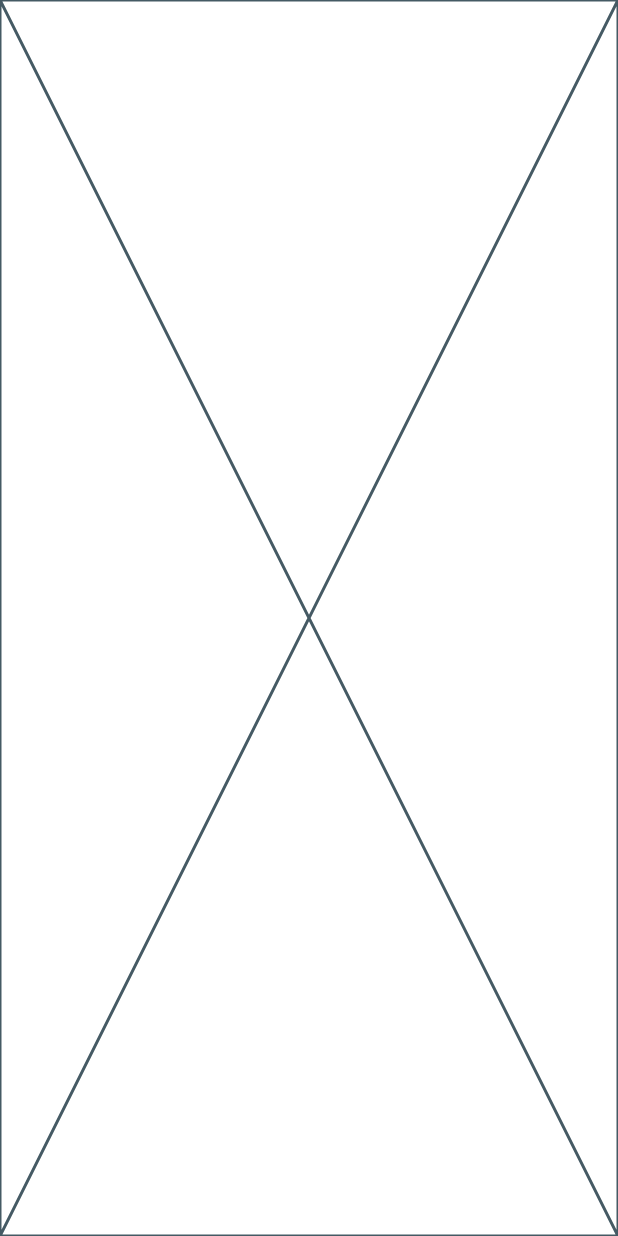
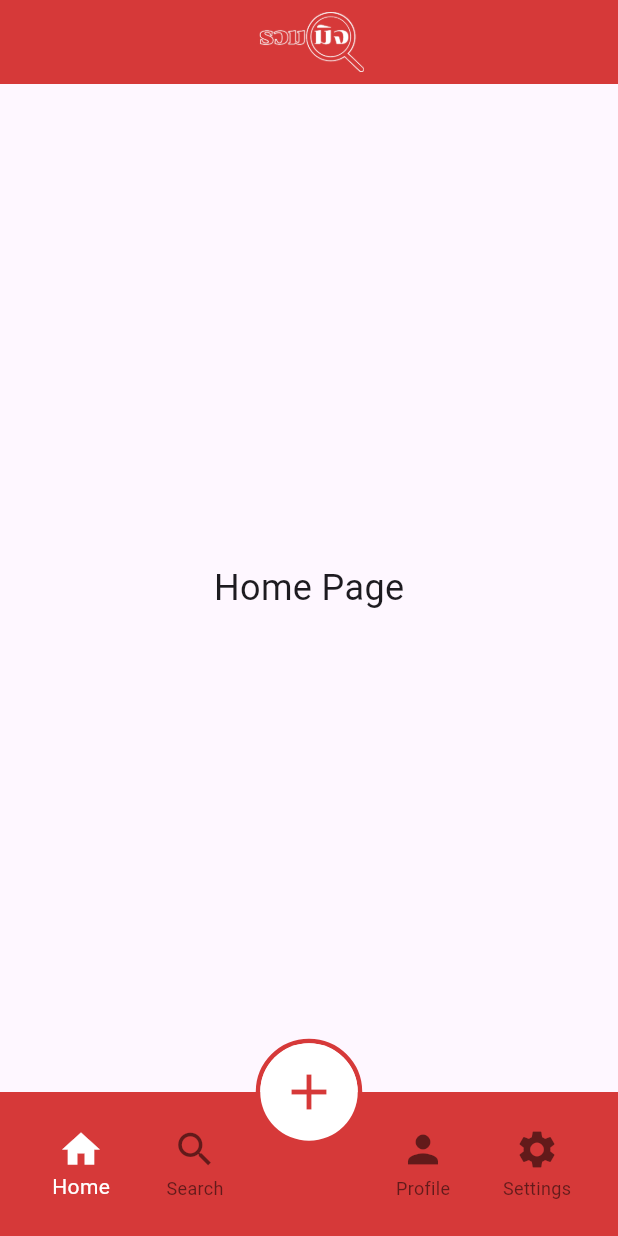
Before and after one commit to Kanyanat-Uetrakulchai/ITDS283-Sec2-Group2, a Flutter app: the screen it shows after launch, on a phone screen of 412 x 824 dp. Run offline on Flutter 3.47's test engine with Material 3 defaults, Android fonts, the phone set to English and light mode, and no system bars; our stand-ins replace typewritertext.

Commit message:
add appBar with logo, pages, Bottom nav

```diff
--- a/ruam_mit_application/lib/main.dart
+++ b/ruam_mit_application/lib/main.dart
@@ -1,7 +1,10 @@
 import 'package:flutter/material.dart';
-import 'package:ruam_mit_application/pages/home_page.dart';
+import 'package:ruam_mit_application/pages/bottomNav.dart';
+// import 'package:ruam_mit_application/pages/home_page.dart';
+// import 'pages/profile_page.dart';
 import 'pages/loading_page.dart';
-
+import 'pages/newPost_page.dart';
+import 'pages/settings_page.dart';
 
 void main() {
   runApp(const MainApp());
@@ -15,15 +18,16 @@ class MainApp extends StatefulWidget {
 }
 
 class _MainAppState extends State<MainApp> {
-
   @override
   Widget build(BuildContext context) {
     return MaterialApp(
       title: 'Application Routes',
       initialRoute: '/',
       routes: {
-        '/': (context) => HomePage(),
+        '/': (context) => Bottomnav(),
         '/loading': (context) => LoadingPage(),
+        '/newPost': (context) => NewpostPage(),
+        '/settings': (context) => SettingsPage(),
       },
     );
   }
--- /dev/null
+++ b/ruam_mit_application/lib/pages/bottomNav.dart
@@ -0,0 +1,102 @@
+import 'package:flutter/material.dart';
+import 'package:ruam_mit_application/pages/home_page.dart';
+import 'package:ruam_mit_application/pages/profile_page.dart';
+import 'package:ruam_mit_application/pages/search_page.dart';
+
+class Bottomnav extends StatefulWidget {
+  const Bottomnav({super.key});
+
+  @override
+  State<Bottomnav> createState() => _BottomnavState();
+}
+
+class _BottomnavState extends State<Bottomnav> {
+  final _pages = [
+    HomePage(),
+    SearchPage(),
+    HomePage(), // กันที่ไว้ใส่ปุ่มเพิ่มโพสต์
+    ProfilePage(),
+    HomePage(),
+  ];
+  int _selected_page = 0;
+
+  void _onSelected(int index) {
+    if (index == 4) {
+      Navigator.pushNamed(context, '/settings');
+    } else if (index != 2) {
+      setState(() {
+        _selected_page = index;
+      });
+    }
+  }
+
+  @override
+  Widget build(BuildContext context) {
+    return Scaffold(
+      body: IndexedStack(index: _selected_page, children: _pages),
+
+      // BottomAppBar ให้ icon ไม่ขยับเวลาเปลี่ยนหน้า
+      bottomNavigationBar: BottomAppBar(
+        height: 96,
+        color: const Color(0xffD63939),
+        child: BottomNavigationBar(
+          fixedColor: Colors.white,
+          type: BottomNavigationBarType.fixed,
+          // ลบพื้นหลังขาวกับเงา
+          backgroundColor: Colors.transparent,
+          elevation: 0,
+          currentIndex: _selected_page,
+          items: const [
+            BottomNavigationBarItem(
+              icon: Icon(Icons.home, size: 30),
+              label: 'Home',
+            ),
+            BottomNavigationBarItem(
+              icon: Icon(Icons.search, size: 30),
+              label: 'Search',
+            ),
+            BottomNavigationBarItem(
+              icon: Icon(null),
+              label: '',
+            ), // FAB placeholder
+            BottomNavigationBarItem(
+              icon: Icon(Icons.person, size: 30),
+              label: 'Profile',
+            ),
+            BottomNavigationBarItem(
+              icon: Icon(Icons.settings, size: 30),
+              label: 'Settings',
+            ),
+          ],
+          onTap: _onSelected,
+        ),
+      ),
+
+      // Center FAB with Border
+      floatingActionButton: Container(
+        decoration: BoxDecoration(
+          shape: BoxShape.circle,
+          border: Border.all(
+            color: const Color(0xffD63939),
+            width: 3,
+          ), // Slightly reduced width
+        ),
+        child: SizedBox(
+          height: 65,
+          width: 65,
+          child: FloatingActionButton(
+            backgroundColor: Colors.white,
+            shape: const CircleBorder(),
+            elevation: 0, // No shadow
+            onPressed: () {
+              Navigator.pushNamed(context, '/newPost');
+              print("to new post");
+            },
+            child: const Icon(Icons.add, color: Color(0xffD63939), size: 40),
+          ),
+        ),
+      ),
+      floatingActionButtonLocation: FloatingActionButtonLocation.centerDocked,
+    );
+  }
+}
--- a/ruam_mit_application/lib/pages/home_page.dart
+++ b/ruam_mit_application/lib/pages/home_page.dart
@@ -8,8 +8,24 @@ class HomePage extends StatefulWidget {
 }
 
 class _HomePageState extends State<HomePage> {
+
   @override
   Widget build(BuildContext context) {
-    return const Placeholder();
+    return Scaffold(
+      appBar: _appBar(),
+      body: Center(child: Text('Home Page', style: TextStyle(fontSize: 24))),
+    );
+  }
+
+  AppBar _appBar() {
+    return AppBar(
+      backgroundColor: const Color(0xffD63939),
+      title: Row(
+        mainAxisAlignment: MainAxisAlignment.center,
+        children: [
+          Image.asset('assets/app_logo.png', fit: BoxFit.contain, height: 40),
+        ],
+      ),
+    );
   }
 }
--- /dev/null
+++ b/ruam_mit_application/lib/pages/newPost_page.dart
@@ -0,0 +1,11 @@
+import 'package:flutter/material.dart';
+
+class NewpostPage extends StatelessWidget {
+  @override
+  Widget build(BuildContext context) {
+    return Scaffold(
+      appBar: AppBar(title: Text('New Post page')),
+      body: Center(child: Text('New Post page', style: TextStyle(fontSize: 24))),
+    );
+  }
+}
--- /dev/null
+++ b/ruam_mit_application/lib/pages/profile_page.dart
@@ -0,0 +1,12 @@
+import 'package:flutter/material.dart';
+// import 'bottomNav.dart';
+
+class ProfilePage extends StatelessWidget {
+  @override
+  Widget build(BuildContext context) {
+    return Scaffold(
+      appBar: AppBar(title: Text('Profile page')),
+      body: Center(child: Text('Profile page', style: TextStyle(fontSize: 24))),
+    );
+  }
+}
--- /dev/null
+++ b/ruam_mit_application/lib/pages/search_page.dart
@@ -0,0 +1,11 @@
+import 'package:flutter/material.dart';
+
+class SearchPage extends StatelessWidget {
+  @override
+  Widget build(BuildContext context) {
+    return Scaffold(
+      appBar: AppBar(title: Text('Search page')),
+      body: Center(child: Text('Search page', style: TextStyle(fontSize: 24))),
+    );
+  }
+}
--- /dev/null
+++ b/ruam_mit_application/lib/pages/settings_page.dart
@@ -0,0 +1,13 @@
+import 'package:flutter/material.dart';
+
+class SettingsPage extends StatelessWidget {
+  @override
+  Widget build(BuildContext context) {
+    return Scaffold(
+      appBar: AppBar(title: Text('Settings page')),
+      body: Center(
+        child: Text('Settings page', style: TextStyle(fontSize: 24)),
+      ),
+    );
+  }
+}
```
